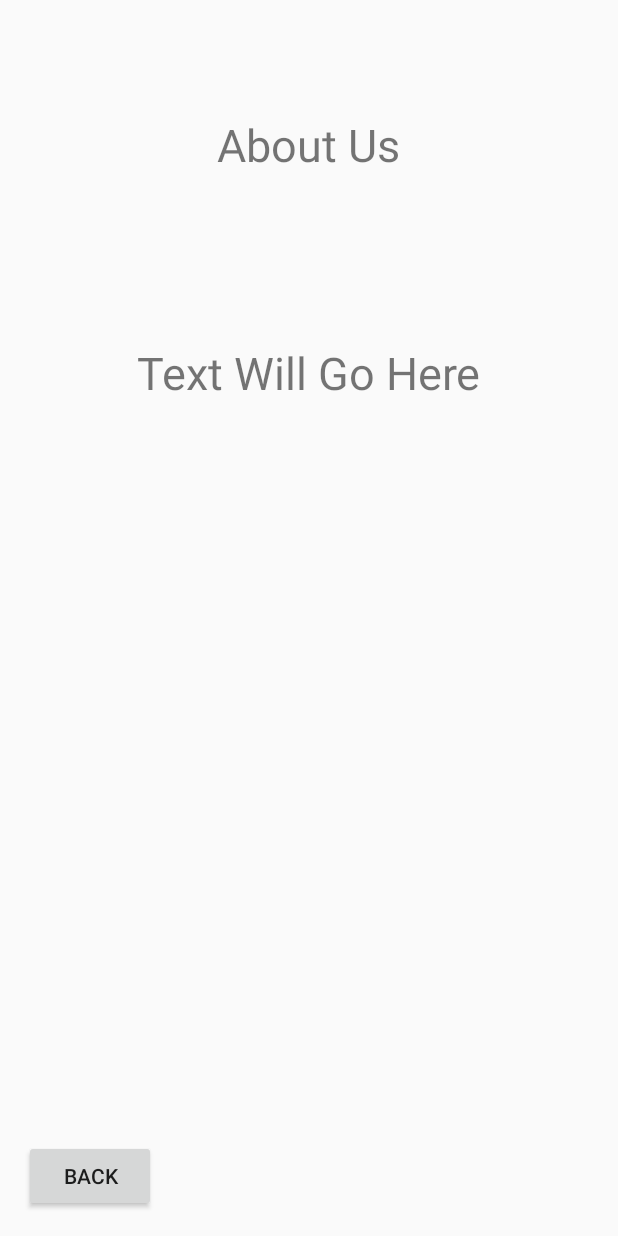
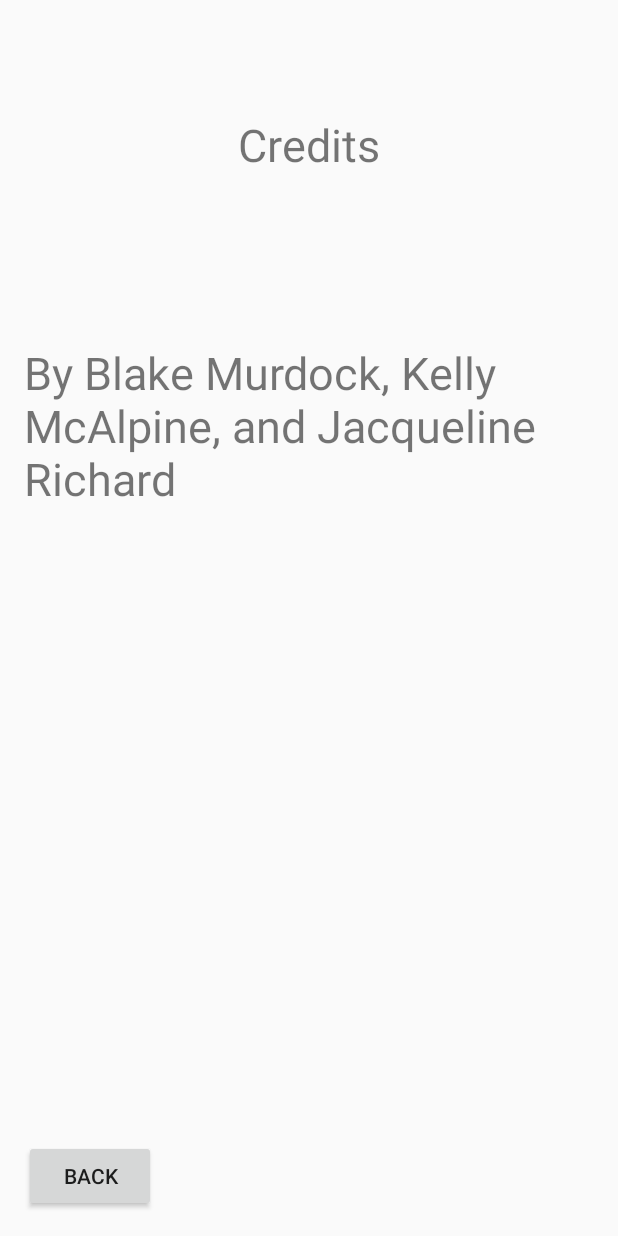
Before and after one commit to Itniraan/dollify, an Android app: the AboutUsActivity screen opened directly, with no data from a screen before it, on a phone screen of 412 x 824 dp. Run offline under Robolectric (Android 15) with nearby library versions, the phone set to English and light mode, and no system bars.

Commit message:
Updated About Us/Credits Screen with actual text

```diff
--- a/app/src/main/res/values/strings.xml
+++ b/app/src/main/res/values/strings.xml
@@ -27,8 +27,8 @@
     <string name="optionsTitleText">Options</string>
     <string name="aboutUsButtonText">About Us</string>
     <string name="title_activity_about_us">AboutUsActivity</string>
-    <string name="aboutUsTitleText">About Us</string>
-    <string name="aboutUsDescriptionText">Text Will Go Here</string>
+    <string name="aboutUsTitleText">Credits</string>
+    <string name="aboutUsDescriptionText">By Blake Murdock, Kelly McAlpine, and Jacqueline Richard</string>
     <string name="saveCompleteText">Image Saved! Please press \'RESET\' to make a new doll!</string>
     <string name="skinColourText">SKIN COLOUR</string>
 </resources>
```
